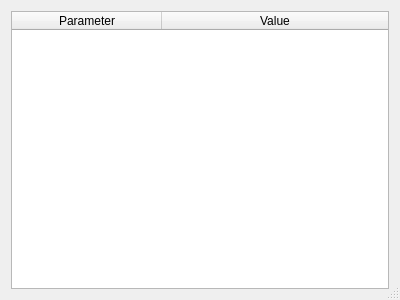
Before: the Qt Designer form applications/3DimViewer/ui/CDataInfoDialog.ui in SindenDev/3dimviewer, drawn with Qt 5.
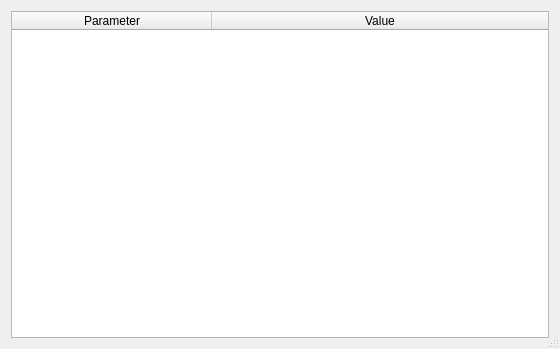
After: the same form once the commit is applied.

What changed in the file:
```diff
--- a/applications/3DimViewer/ui/CDataInfoDialog.ui
+++ b/applications/3DimViewer/ui/CDataInfoDialog.ui
@@ -6,8 +6,8 @@
    <rect>
     <x>0</x>
     <y>0</y>
-    <width>400</width>
-    <height>300</height>
+    <width>560</width>
+    <height>349</height>
    </rect>
   </property>
   <property name="minimumSize">
@@ -35,7 +35,7 @@
       <number>2</number>
      </property>
      <attribute name="horizontalHeaderDefaultSectionSize">
-      <number>150</number>
+      <number>200</number>
      </attribute>
      <attribute name="horizontalHeaderStretchLastSection">
       <bool>true</bool>
```
